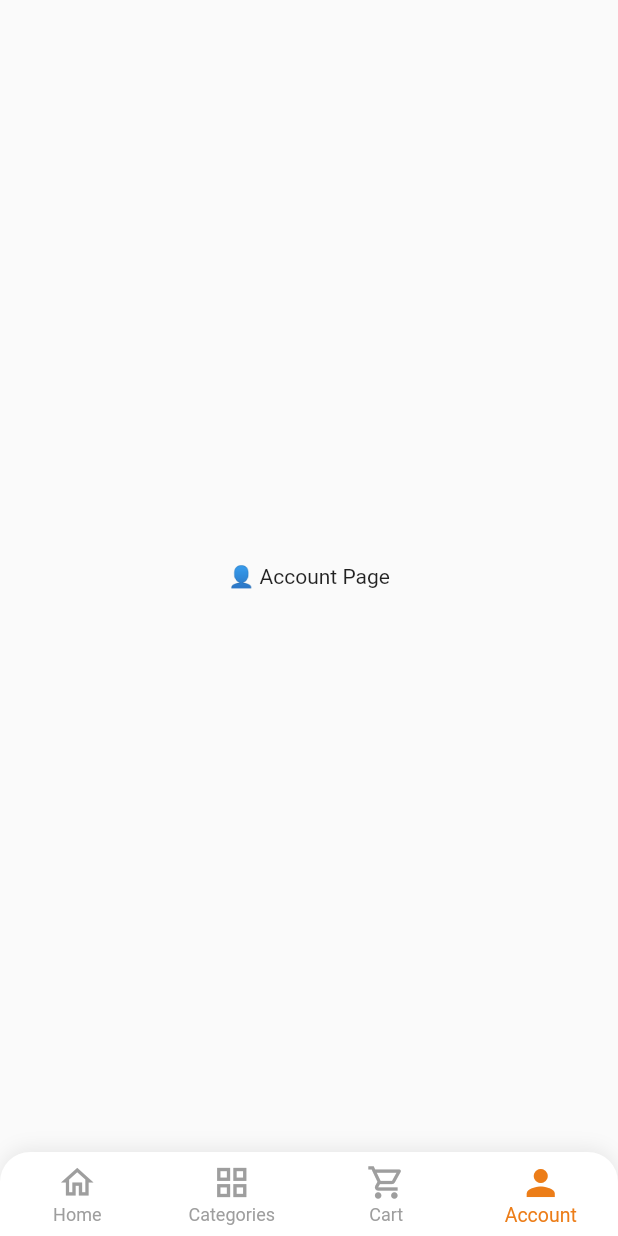
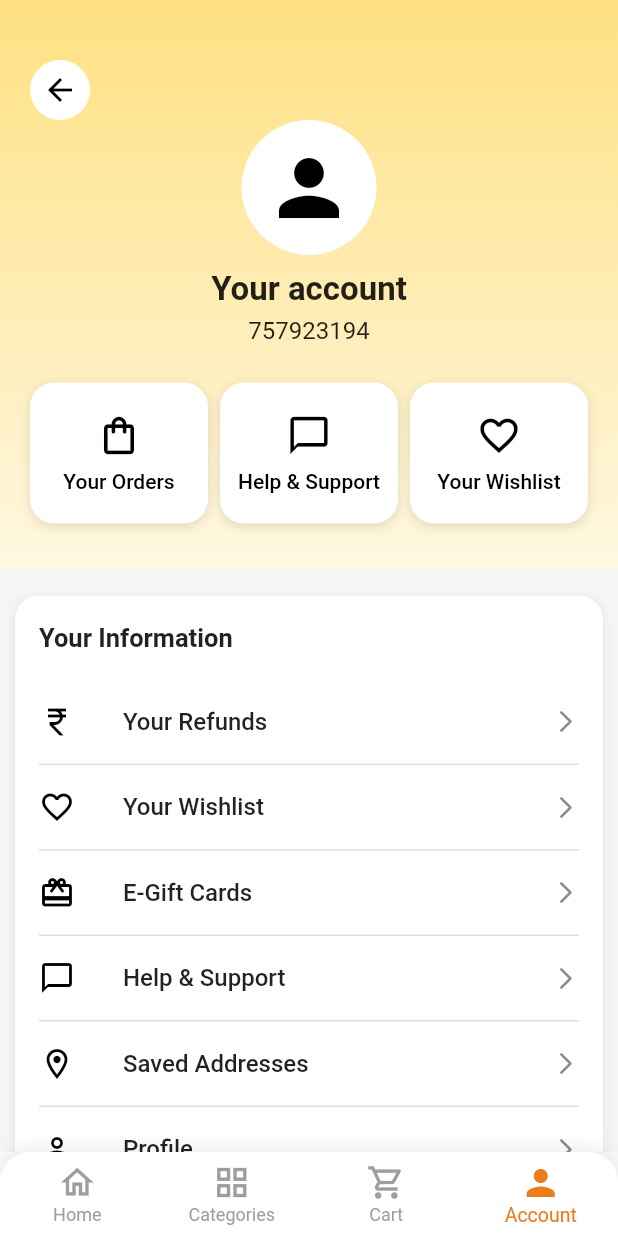
Before and after one commit to MawaiInfotech/grabbo, a Flutter app: the NavigationPage screen opened by its route, item 4 of the bottom bar chosen, on a phone screen of 412 x 824 dp. Run offline on Flutter 3.47's test engine with Material 3 defaults, Android fonts, the phone set to English and light mode, and no system bars; our stand-ins replace pinput.

Commit message:
15-10-2025

```diff
--- a/lib/main.dart
+++ b/lib/main.dart
@@ -1,8 +1,17 @@
 import 'package:flutter/material.dart';
+import 'package:flutter/services.dart';
 import 'package:grabbo/pages/login_page.dart';
 import 'package:grabbo/routes/app_routes.dart';
 
 void main() {
+  WidgetsFlutterBinding.ensureInitialized();
+
+  SystemChrome.setSystemUIOverlayStyle(
+    SystemUiOverlayStyle(
+      statusBarColor: Colors.transparent, // your app theme color
+      statusBarIconBrightness: Brightness.light,
+    ),
+  );
   runApp(const MyApp());
 }
 
--- /dev/null
+++ b/lib/pages/my_account_page.dart
@@ -0,0 +1,250 @@
+import 'package:flutter/material.dart';
+import '../routes/app_routes.dart';
+
+class AccountPage extends StatelessWidget {
+  const AccountPage({super.key});
+
+  @override
+  Widget build(BuildContext context) {
+    return Scaffold(
+      backgroundColor: Colors.grey[100],
+      body: Stack(
+        children: [
+          // ------------------ Scrollable Content ------------------
+          SingleChildScrollView(
+            child: Column(
+              children: [
+                // ------------------ Header Section ------------------
+                Container(
+                  width: double.infinity,
+                  padding: const EdgeInsets.only(top: 60, bottom: 30),
+                  decoration: const BoxDecoration(
+                    gradient: LinearGradient(
+                      colors: [Color(0xFFFFE082), Color(0xFFFFF8E1)],
+                      begin: Alignment.topCenter,
+                      end: Alignment.bottomCenter,
+                    ),
+                  ),
+                  child: Column(
+                    children: [
+                      const SizedBox(height: 20),
+                      const CircleAvatar(
+                        radius: 45,
+                        backgroundColor: Colors.white,
+                        child: Icon(Icons.person, size: 60, color: Colors.black),
+                      ),
+                      const SizedBox(height: 10),
+                      const Text(
+                        'Your account',
+                        style: TextStyle(fontSize: 22, fontWeight: FontWeight.bold),
+                      ),
+                      const SizedBox(height: 5),
+                      const Text('757923194', style: TextStyle(fontSize: 16)),
+                      const SizedBox(height: 25),
+
+                      // 3 buttons row
+                      Padding(
+                        padding: const EdgeInsets.symmetric(horizontal: 16),
+                        child: Row(
+                          mainAxisAlignment: MainAxisAlignment.spaceBetween,
+                          children: [
+                            _accountButton(Icons.shopping_bag_outlined, "Your Orders"),
+                            _accountButton(Icons.chat_bubble_outline, "Help & Support"),
+                            _accountButton(Icons.favorite_border, "Your Wishlist"),
+                          ],
+                        ),
+                      ),
+                    ],
+                  ),
+                ),
+
+                const SizedBox(height: 10),
+
+                // ------------------ Your Information Section ------------------
+                _infoContainer(
+                  title: "Your Information",
+                  items: [
+                    _infoTile(Icons.currency_rupee, "Your Refunds"),
+                    _infoTile(Icons.favorite_border, "Your Wishlist"),
+                    _infoTile(Icons.card_giftcard, "E-Gift Cards"),
+                    _infoTile(Icons.chat_bubble_outline, "Help & Support"),
+                    _infoTile(Icons.location_on_outlined, "Saved Addresses"),
+                    _infoTile(Icons.person_outline, "Profile"),
+                    _infoTile(Icons.card_giftcard_outlined, "Rewards"),
+                  ],
+                ),
+
+                // ------------------ Payment & Coupons Section ------------------
+                _infoContainer(
+                  title: "Payment and Coupons",
+                  items: [
+                    _infoTile(Icons.account_balance_wallet_outlined, "Wallet"),
+                    _infoTile(Icons.credit_card, "Payment Settings"),
+                    _infoTile(Icons.card_giftcard, "Claim Gift Card"),
+                    _infoTile(Icons.card_giftcard_outlined, "Your Collected Rewards"),
+                  ],
+                ),
+
+                // ------------------ Other Information Section ------------------
+                _infoContainer(
+                  title: "Other Information",
+                  items: [
+                    _infoTile(Icons.star_border, "Suggest Products"),
+                    _infoTile(Icons.info_outline, "General Info"),
+                  ],
+                ),
+
+                const SizedBox(height: 30),
+
+                // ------------------ Log Out Button ------------------
+                Padding(
+                  padding: const EdgeInsets.symmetric(horizontal: 16.0),
+                  child: Container(
+                    width: double.infinity,
+                    decoration: BoxDecoration(
+                      color: Colors.white,
+                      borderRadius: BorderRadius.circular(12),
+                      boxShadow: [
+                        BoxShadow(
+                          color: Colors.black12,
+                          blurRadius: 4,
+                          offset: const Offset(0, 2),
+                        ),
+                      ],
+                    ),
+                    child: TextButton(
+                      onPressed: () {
+                        // TODO: handle logout
+                      },
+                      style: TextButton.styleFrom(
+                        padding: const EdgeInsets.symmetric(vertical: 16),
+                      ),
+                      child: const Text(
+                        "Log Out",
+                        style: TextStyle(
+                          color: Colors.black,
+                          fontSize: 16,
+                          fontWeight: FontWeight.w600,
+                        ),
+                      ),
+                    ),
+                  ),
+                ),
+
+                const SizedBox(height: 40),
+              ],
+            ),
+          ),
+
+          // ------------------ Fixed Back Arrow (Pinned) ------------------
+          Positioned(
+            top: 40,
+            left: 20,
+            child: CircleAvatar(
+              backgroundColor: Colors.white,
+              child: IconButton(
+                icon: const Icon(Icons.arrow_back, color: Colors.black),
+                onPressed: () {
+                  Navigator.pushNamed(context, AppRoutes.navigationPage);
+                },
+              ),
+            ),
+          ),
+        ],
+      ),
+    );
+  }
+
+  // ------------------ Reusable Widgets ------------------
+
+  static Widget _accountButton(IconData icon, String title) {
+    return Expanded(
+      child: Container(
+        margin: const EdgeInsets.symmetric(horizontal: 4),
+        padding: const EdgeInsets.symmetric(vertical: 20),
+        decoration: BoxDecoration(
+          color: Colors.white,
+          borderRadius: BorderRadius.circular(16),
+          boxShadow: [
+            BoxShadow(
+              color: Colors.black12,
+              blurRadius: 6,
+              offset: const Offset(0, 2),
+            ),
+          ],
+        ),
+        child: Column(
+          children: [
+            Icon(icon, size: 30, color: Colors.black),
+            const SizedBox(height: 8),
+            Text(
+              title,
+              style: const TextStyle(
+                fontWeight: FontWeight.w500,
+                color: Colors.black,
+              ),
+              textAlign: TextAlign.center,
+            ),
+          ],
+        ),
+      ),
+    );
+  }
+
+  static Widget _infoContainer({
+    required String title,
+    required List<Widget> items,
+  }) {
+    return Container(
+      margin: const EdgeInsets.symmetric(horizontal: 10, vertical: 8),
+      decoration: BoxDecoration(
+        color: Colors.white,
+        borderRadius: BorderRadius.circular(16),
+        boxShadow: [
+          BoxShadow(
+            color: Colors.grey.shade300,
+            blurRadius: 5,
+            offset: const Offset(0, 2),
+          ),
+        ],
+      ),
+      child: Column(
+        children: [
+          _sectionTitle(title),
+          for (int i = 0; i < items.length; i++) ...[
+            if (i != 0) _divider(),
+            items[i],
+          ],
+        ],
+      ),
+    );
+  }
+
+  static Widget _sectionTitle(String title) {
+    return ListTile(
+      title: Text(
+        title,
+        style: const TextStyle(fontSize: 17, fontWeight: FontWeight.bold),
+      ),
+    );
+  }
+
+  static Widget _divider() => Container(
+    width: double.infinity,
+    height: 1,
+    color: Colors.grey.shade300,
+    margin: const EdgeInsets.symmetric(horizontal: 16),
+  );
+
+  static Widget _infoTile(IconData icon, String title) {
+    return ListTile(
+      leading: Icon(icon, color: Colors.black),
+      title: Text(
+        title,
+        style: const TextStyle(fontSize: 16, fontWeight: FontWeight.w500),
+      ),
+      trailing: const Icon(Icons.arrow_forward_ios_rounded, size: 18),
+      onTap: () {},
+    );
+  }
+}
--- a/lib/pages/navigation_page.dart
+++ b/lib/pages/navigation_page.dart
@@ -1,6 +1,7 @@
 import 'package:flutter/material.dart';
 import 'package:grabbo/pages/category_page.dart';
 import 'package:grabbo/pages/home_page.dart';
+import 'package:grabbo/pages/my_account_page.dart';
 import 'package:grabbo/pages/my_cart_page.dart';
 
 class NavigationPage extends StatefulWidget {
@@ -17,7 +18,7 @@ class _NavigationPageState extends State<NavigationPage> {
    HomePage(),
     CategoriesPage(),
     MyCartPage(),
-    const Center(child: Text("👤 Account Page")),
+    AccountPage()
   ];
 
   void _onItemTapped(int index) {
--- a/lib/pages/product_detail_page.dart
+++ b/lib/pages/product_detail_page.dart
@@ -1,4 +1,6 @@
 import 'package:flutter/material.dart';
+
+import '../routes/app_routes.dart';
 
 class ProductDetailsPage extends StatefulWidget {
   const ProductDetailsPage({super.key});
@@ -92,6 +94,7 @@ class _ProductDetailsPageState extends State<ProductDetailsPage> {
 
               // 🔹 Similar Products
               _similarProducts(),
+
             ],
           ),
         ),
--- a/lib/routes/app_routes.dart
+++ b/lib/routes/app_routes.dart
@@ -3,6 +3,7 @@ import 'package:grabbo/pages/home_page.dart';
 import 'package:grabbo/pages/product_detail_page.dart';
 
 import '../pages/login_page.dart';
+import '../pages/my_account_page.dart';
 import '../pages/navigation_page.dart';
 import '../pages/otp_verification_page.dart';
 import '../pages/signup_page.dart';
@@ -15,6 +16,7 @@ class AppRoutes {
   static const navigationPage = '/navigationPage';
   static const homePage = '/homePage';
   static const productDetailPage = '/productDetailPage';
+  static const myAccountPage = '/myAccountPage';
 
 
   static Map<String, Widget Function(BuildContext)> getRoutes(BuildContext _) {
@@ -25,6 +27,7 @@ class AppRoutes {
       navigationPage: (_) => const NavigationPage(),
       homePage: (_) => const HomePage(),
       productDetailPage: (_) => const ProductDetailsPage(),
+      myAccountPage: (_) => const AccountPage(),
 
     };
   }
```
